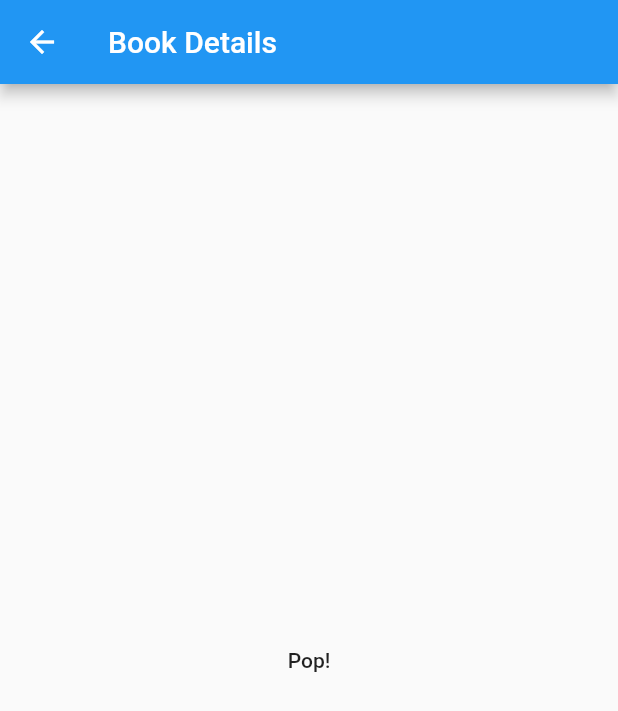
After one commit to timsneath/barcoder, a Flutter app: the BookDetailsPage screen opened directly, on a phone screen of 412 x 824 dp. The commit adds this screen. Shown: the top 711 px of the screen. Run offline on Flutter 3.47's test engine with Material 2 defaults, Android fonts, the phone set to English and light mode, and no system bars; missing offline and left inert: flutter_barcode_scanner, googleapis.

Commit message:
Add page navigation

```diff
--- /dev/null
+++ b/lib/bookdetails.dart
@@ -0,0 +1,18 @@
+import 'package:flutter/material.dart';
+
+class BookDetailsPage extends StatelessWidget {
+  @override
+  Widget build(BuildContext context) {
+    return Scaffold(
+      appBar: AppBar(
+        title: Text('Book Details'),
+      ),
+      body: Center(
+        child: FlatButton(
+          child: Text('Pop!'),
+          onPressed: () => Navigator.pop(context),
+        ),
+      ),
+    );
+  }
+}
--- a/lib/main.dart
+++ b/lib/main.dart
@@ -1,6 +1,6 @@
 import 'package:flutter/material.dart';
 // import 'barcode_page.dart';
-import 'googlebooks.dart';
+import 'books.dart';
 
 void main() {
   runApp(BarcoderApp());
```
Also changed, not shown: lib/books.dart (renamed from lib/googlebooks.dart, +10 -1 lines), lib/barcoder.dart (renamed from lib/barcode_page.dart), 1 other file.
